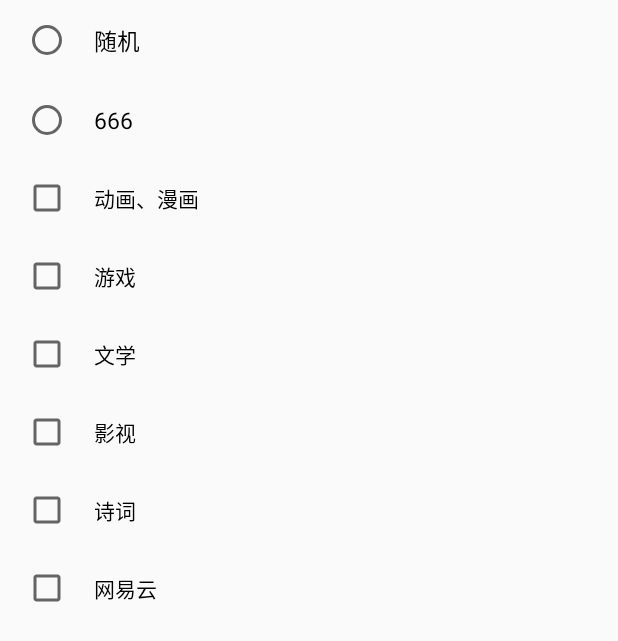
After one commit to JeauLiang/DeepQuotes_for_Android, an Android app: the layout type_layout.xml on its own in the app's theme, with its tools: preview values and no code run, on a phone screen of 412 x 824 dp. The commit adds this screen. Shown: the top 641 px of the screen. Run offline under Robolectric (Android 15) with nearby library versions, the phone set to English and light mode, and no system bars.

```diff
--- a/app/src/main/res/layout/content_scrolling.xml
+++ b/app/src/main/res/layout/content_scrolling.xml
@@ -63,9 +63,9 @@
                         android:layout_weight="5"
                         android:padding="15dp"
                         android:text="是否启用一言"
+                        android:background="?android:attr/selectableItemBackground"
                         android:textColor="#000"
                         android:textSize="15sp"
-                        android:background="?android:attr/selectableItemBackground"
                         android:clickable="true"/>
                     <Switch
                         android:id="@+id/is_enable_hitokoto"
@@ -84,7 +84,8 @@
                     android:textColor="#000"
                     android:textSize="15sp"
                     android:background="?android:attr/selectableItemBackground"
-                    android:clickable="true"/>
+                    android:clickable="true"
+                    android:onClick="selectHitokotoType"/>
             </LinearLayout>
 
         </androidx.cardview.widget.CardView>
--- /dev/null
+++ b/app/src/main/res/layout/type_layout.xml
@@ -0,0 +1,69 @@
+<?xml version="1.0" encoding="utf-8"?>
+<LinearLayout xmlns:android="http://schemas.android.com/apk/res/android"
+    android:orientation="vertical"
+    android:layout_width="match_parent"
+    android:layout_height="match_parent">
+
+    <RadioGroup
+        android:id="@+id/radioGroup"
+        android:layout_width="match_parent"
+        android:layout_height="wrap_content">
+        <RadioButton
+            android:id="@+id/random"
+            android:layout_width="match_parent"
+            android:layout_height="wrap_content"
+            android:text="随机"
+            android:textSize="15sp"
+            android:padding="15dp"
+            android:layout_marginLeft="15dp"/>
+        <RadioButton
+            android:layout_width="match_parent"
+            android:layout_height="wrap_content"
+            android:text="666"
+            android:textSize="15sp"
+            android:padding="15dp"
+            android:layout_marginLeft="15dp"/>
+    </RadioGroup>
+    <RadioGroup
+        android:id="@+id/cheboxGroup"
+        android:layout_width="match_parent"
+        android:layout_height="wrap_content">
+        <CheckBox
+            android:layout_width="match_parent"
+            android:layout_height="match_parent"
+            android:text="动画、漫画"
+            android:padding="15dp"
+            android:layout_marginLeft="15dp"/>
+        <CheckBox
+            android:layout_width="match_parent"
+            android:layout_height="match_parent"
+            android:text="游戏"
+            android:padding="15dp"
+            android:layout_marginLeft="15dp"/>
+        <CheckBox
+            android:layout_width="match_parent"
+            android:layout_height="match_parent"
+            android:text="文学"
+            android:padding="15dp"
+            android:layout_marginLeft="15dp"/>
+        <CheckBox
+            android:layout_width="match_parent"
+            android:layout_height="match_parent"
+            android:text="影视"
+            android:padding="15dp"
+            android:layout_marginLeft="15dp"/>
+        <CheckBox
+            android:layout_width="match_parent"
+            android:layout_height="match_parent"
+            android:text="诗词"
+            android:padding="15dp"
+            android:layout_marginLeft="15dp"/>
+        <CheckBox
+            android:layout_width="match_parent"
+            android:layout_height="match_parent"
+            android:text="网易云"
+            android:padding="15dp"
+            android:layout_marginLeft="15dp"/>
+    </RadioGroup>
+
+</LinearLayout>
```
Also changed, not shown: app/src/main/java/com/deepquotes/QuotesWidgetProvider.java (+6 -6 lines), app/src/main/java/com/deepquotes/ScrollingActivity.java (+92 -39 lines), app/src/main/res/layout/hitokoto_type_layout.xml (renamed from app/src/main/res/layout/quotes_type_layout.xml, +9 -3 lines), app/src/main/res/values/appPreset.xml (added, +9 -0 lines).
